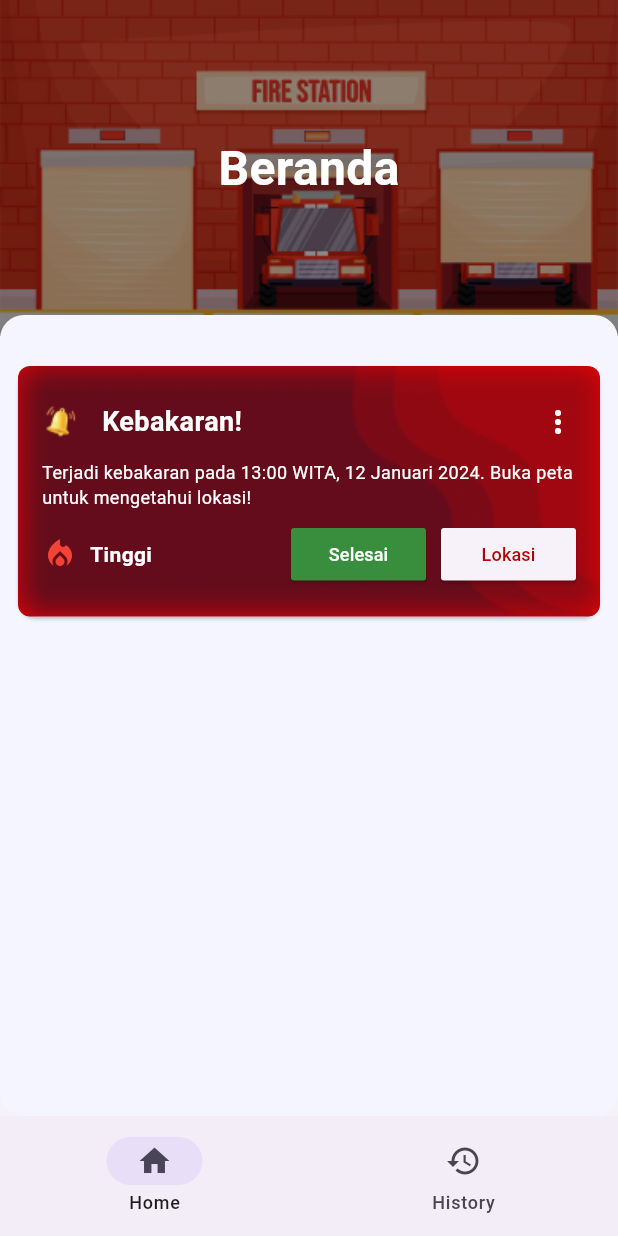
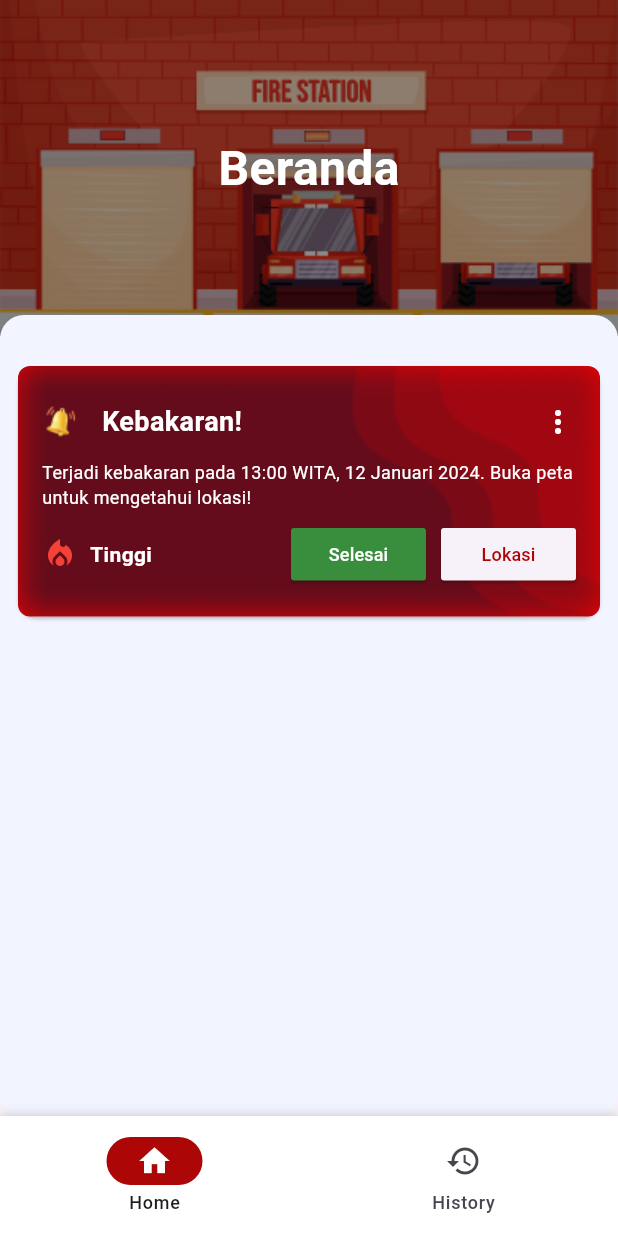
Before and after one commit to metot-technologies/firemate, a Flutter app: the screen it shows after launch, on a phone screen of 412 x 824 dp. Run offline on Flutter 3.47's test engine with Material 3 defaults, Android fonts, the phone set to English and light mode, and no system bars; Roboto replaces fonts that are missing (SF pro Display).

Commit message:
style: adjusting some color

```diff
--- a/lib/screens/bottom_nav_bar.dart
+++ b/lib/screens/bottom_nav_bar.dart
@@ -14,7 +14,19 @@ class _BottomNavBarState extends State<BottomNavBar> {
   @override
   Widget build(BuildContext context) {
     return Scaffold(
-      bottomNavigationBar: NavigationBar(
+      bottomNavigationBar: Container(
+        decoration: BoxDecoration(
+          boxShadow: <BoxShadow>[
+            BoxShadow(
+              color: Color.fromRGBO(0, 0, 0, 0.2),
+              blurRadius: 6,
+            ),
+          ],
+        ),
+        child: NavigationBar(
+            shadowColor: Color.fromRGBO(0, 0, 0, 0.2),
+            backgroundColor: Colors.white,
+            indicatorColor: Color.fromRGBO(173, 6, 6, 1),
             onDestinationSelected: (int index) {
               setState(() {
                 currentPageIndex = index;
@@ -23,19 +35,23 @@ class _BottomNavBarState extends State<BottomNavBar> {
             selectedIndex: currentPageIndex,
             destinations: const <Widget>[
               NavigationDestination(
-              selectedIcon: Icon(Icons.home),
+                selectedIcon: Icon(
+                  Icons.home,
+                  color: Colors.white,
+                ),
                 icon: Icon(Icons.home_outlined),
                 label: 'Home',
               ),
               NavigationDestination(
                 selectedIcon: Icon(
                   Icons.history,
-                color: Color.fromRGBO(244, 245, 255, 1),
+                  color: Colors.white,
                 ),
                 icon: Icon(Icons.history),
                 label: 'History',
               )
             ]),
+      ),
       body: <Widget>[
         const HomeScreen(),
         const HistoryScreen(),
--- a/lib/screens/history_screen.dart
+++ b/lib/screens/history_screen.dart
@@ -18,7 +18,7 @@ class _HistoryScreenState extends State<HistoryScreen> {
           height: MediaQuery.sizeOf(context).height - 290,
           width: MediaQuery.sizeOf(context).width,
           decoration: BoxDecoration(
-              color: const Color.fromRGBO(244, 245, 255, 1),
+              color: const Color.fromRGBO(242, 244, 255, 1),
               borderRadius: BorderRadius.circular(16)),
           child: Column(
             children: [HistoryCard()],
--- a/lib/screens/home_screen.dart
+++ b/lib/screens/home_screen.dart
@@ -17,7 +17,7 @@ class _HomeScreenState extends State<HomeScreen> {
           height: MediaQuery.sizeOf(context).height - 290,
           width: MediaQuery.sizeOf(context).width,
           decoration: BoxDecoration(
-              color: const Color.fromRGBO(244, 245, 255, 1),
+              color: const Color.fromRGBO(242, 244, 255, 1),
               borderRadius: BorderRadius.circular(16)),
           child: Column(
             children: [WarningCard()],
```
Lines whose indentation alone changed are shown as unchanged.
